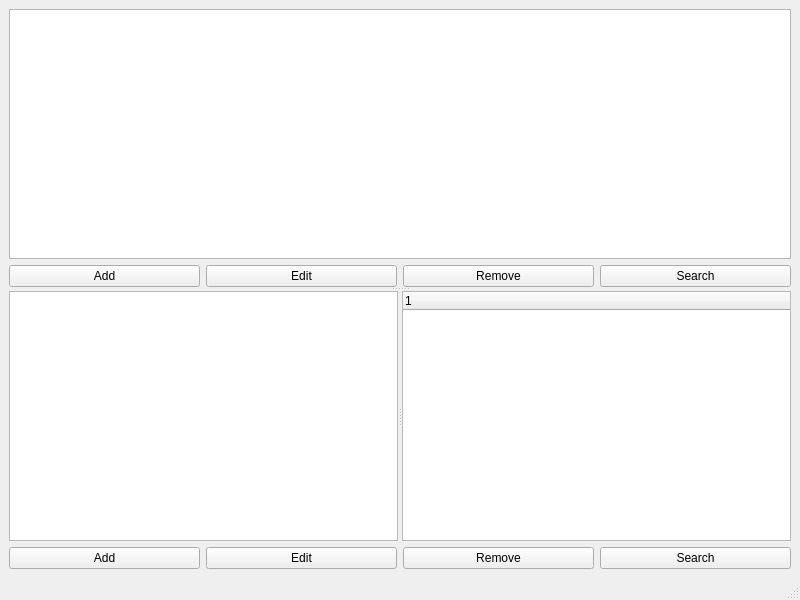
This is mainwindow.ui in molchanovsv/kursovaya2 as Qt 5 draws it before an edit. The edited form follows.
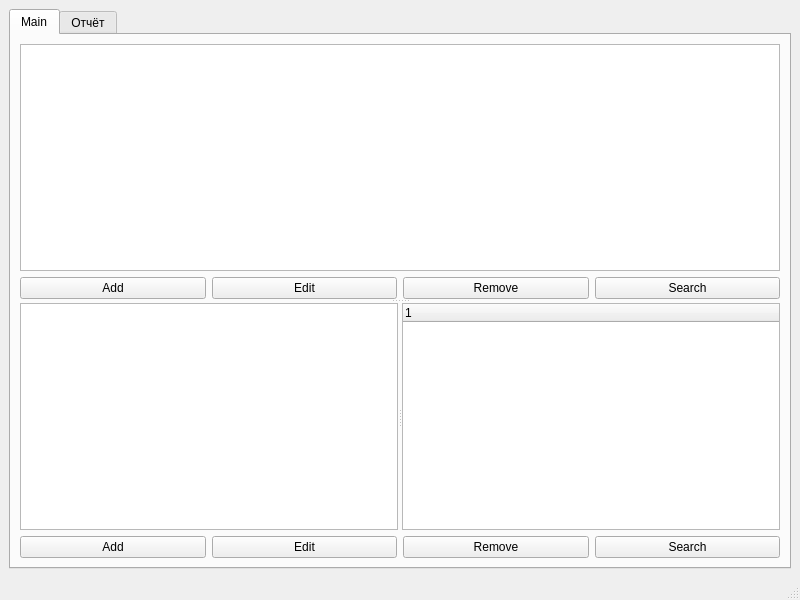
This is the edited form.

Commit message: Add report tab and intersection table

What changed in the file:
```diff
--- a/mainwindow.ui
+++ b/mainwindow.ui
@@ -13,6 +13,13 @@
   <widget class="QWidget" name="centralwidget">
    <layout class="QVBoxLayout" name="mainLayout">
     <item>
+     <widget class="QTabWidget" name="tabWidget">
+      <widget class="QWidget" name="mainTab">
+       <attribute name="title">
+        <string>Main</string>
+       </attribute>
+       <layout class="QVBoxLayout" name="tabMainLayout">
+        <item>
      <widget class="QSplitter" name="mainSplitter">
       <property name="orientation">
        <enum>Qt::Vertical</enum>
@@ -98,6 +105,20 @@
            </widget>
           </item>
          </layout>
+            </item>
+           </layout>
+          </widget>
+         </widget>
+        </item>
+       </layout>
+      </widget>
+      <widget class="QWidget" name="reportTab">
+       <attribute name="title">
+        <string>Отчёт</string>
+       </attribute>
+       <layout class="QVBoxLayout" name="verticalLayout_3">
+        <item>
+         <widget class="QTableWidget" name="reportTable"/>
         </item>
        </layout>
       </widget>
```
Lines whose indentation alone changed are shown as unchanged. The commit also changes 2 other files.
